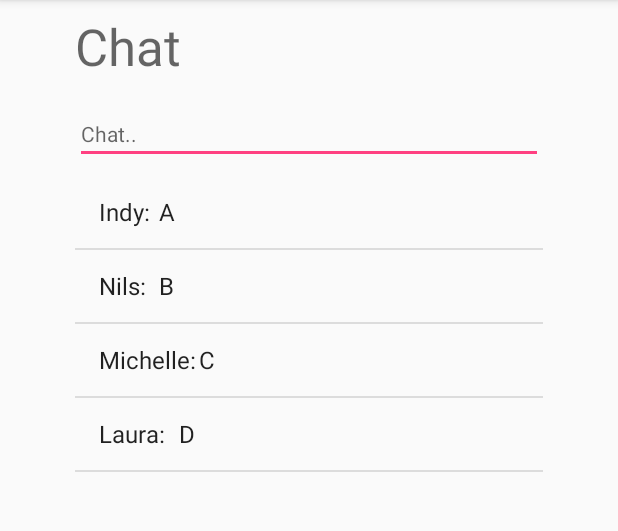
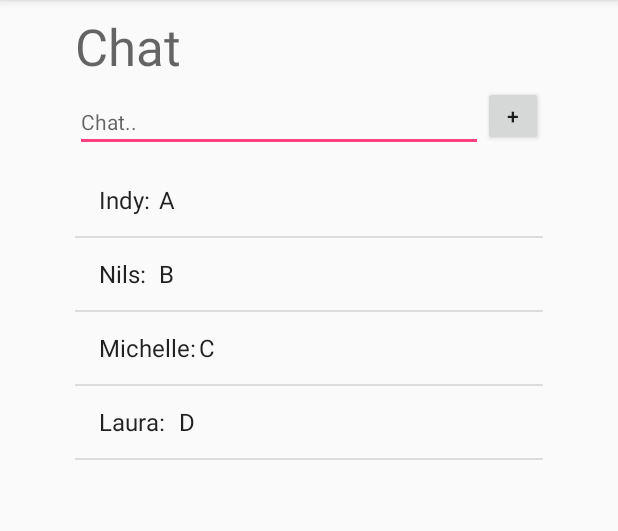
Before and after one commit to nilsve/feut, an Android app: the fragment ChatFragment shown on its own in the app's theme, on a phone screen of 412 x 824 dp, the part 84-615 px from its top. Run offline under Robolectric (Android 15) with nearby library versions, the phone set to English and light mode, and no system bars; libraries missing offline, so code that uses them is left out: com.feut.shared.

Commit message:
Laatste veranderingen aan de layout.

```diff
--- a/App/app/src/main/res/layout/fragment_chat.xml
+++ b/App/app/src/main/res/layout/fragment_chat.xml
@@ -23,16 +23,14 @@
         android:id="@+id/newChatText"
         android:layout_width="0dp"
         android:layout_height="wrap_content"
-        android:layout_marginEnd="50dp"
         android:layout_marginLeft="50dp"
-        android:layout_marginRight="50dp"
         android:layout_marginStart="50dp"
-        android:layout_marginTop="16dp"
+        android:layout_marginTop="8dp"
         android:ems="10"
         android:hint="Chat.."
         android:inputType="textPersonName"
         android:textSize="14sp"
-        app:layout_constraintEnd_toEndOf="parent"
+        app:layout_constraintEnd_toStartOf="@+id/button"
         app:layout_constraintStart_toStartOf="parent"
         app:layout_constraintTop_toBottomOf="@+id/titleText" />
 
@@ -50,4 +48,17 @@
         app:layout_constraintStart_toStartOf="parent"
         app:layout_constraintTop_toBottomOf="@+id/newChatText" />
 
+    <Button
+        android:id="@+id/button"
+        android:layout_width="40dp"
+        android:layout_height="40dp"
+        android:layout_marginBottom="8dp"
+        android:layout_marginEnd="50dp"
+        android:layout_marginRight="50dp"
+        android:text="+"
+        android:textSize="14sp"
+        app:layout_constraintBottom_toTopOf="@+id/chatListView"
+        app:layout_constraintEnd_toEndOf="parent"
+        app:layout_constraintTop_toBottomOf="@+id/titleText" />
+
 </android.support.constraint.ConstraintLayout>
--- a/App/app/src/main/res/layout/fragment_settings.xml
+++ b/App/app/src/main/res/layout/fragment_settings.xml
@@ -62,7 +62,7 @@
         android:textSize="8sp"
         app:layout_constraintEnd_toEndOf="parent"
         app:layout_constraintStart_toEndOf="@+id/inviteEmailText"
-        app:layout_constraintTop_toTopOf="@+id/inviteEmailText" />
+        app:layout_constraintTop_toBottomOf="@+id/inviteText" />
 
     <TextView
         android:id="@+id/passwordTitleText"
```
Also changed, not shown: App/app/src/main/res/layout/fragment_groceries.xml (+14 -3 lines).
